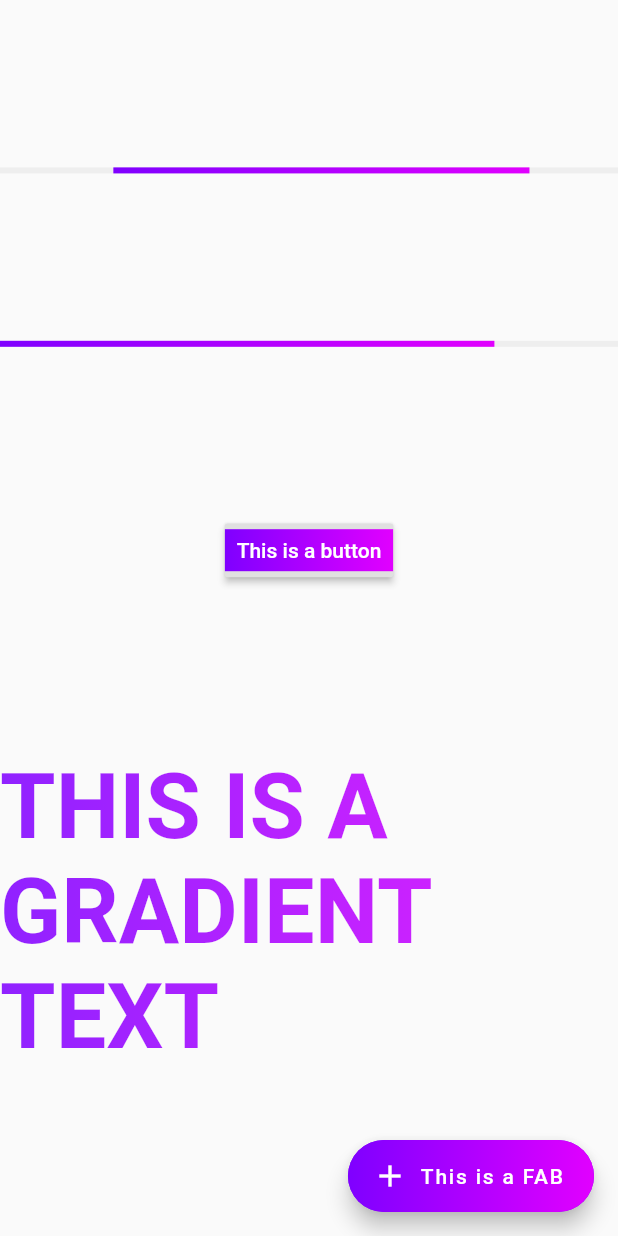
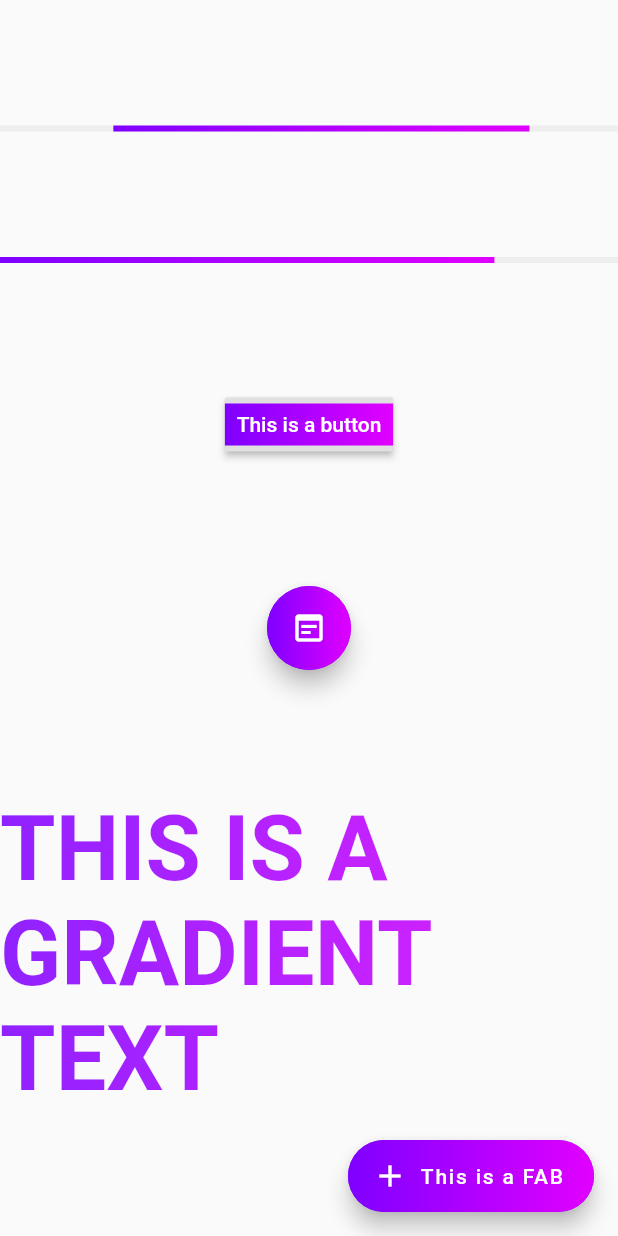
Before and after one commit to simrat39/gradient_ui_widgets, a Flutter app: the screen it shows after launch, on a phone screen of 412 x 824 dp. Run offline on Flutter 3.47's test engine with Material 2 defaults, Android fonts, the phone set to English and light mode, and no system bars.

Commit message:
Add examples to make a Gradient rounded button

```diff
--- a/example/lib/main.dart
+++ b/example/lib/main.dart
@@ -62,6 +62,12 @@ class _MyHomePageState extends State<MyHomePage> {
               textColor: Colors.white,
               child: Text("This is a button"),
             ),
+            a.GradientFloatingActionButton(
+              onPressed: () {},
+              child: Icon(Icons.wysiwyg),
+              shape: StadiumBorder(),
+              gradient: g,
+            ),
             a.GradientText(
               "THIS IS A \nGRADIENT TEXT",
               gradient: g,
```
